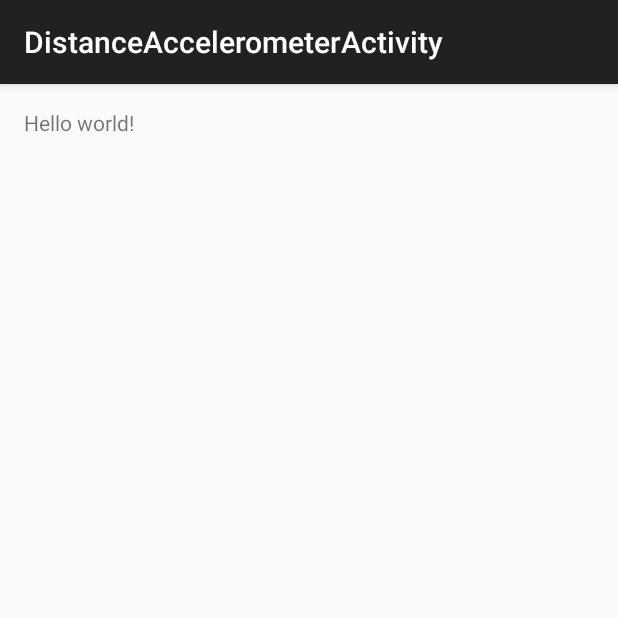
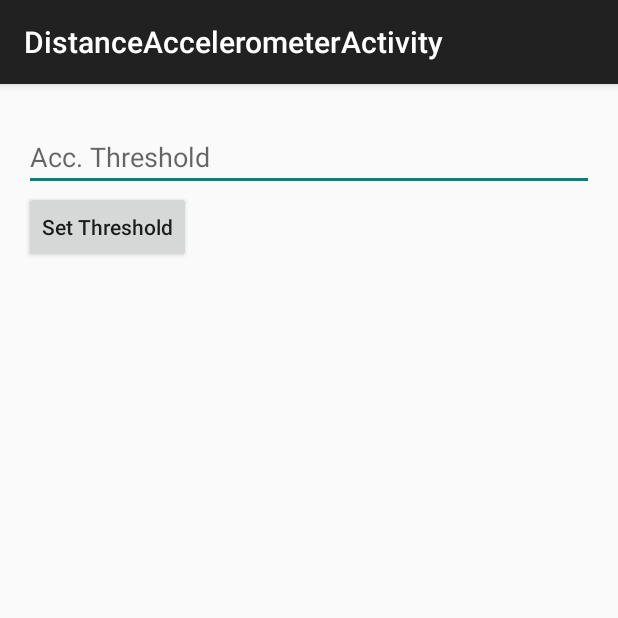
Before and after one commit to YnkDK/PP-Project2, an Android app: the DistanceAccelerometerActivity screen opened directly, with no data from a screen before it, on a phone screen of 412 x 824 dp, the top half of it. Run offline under Robolectric (Android 15) with nearby library versions, the phone set to English and light mode, and no system bars.

Commit message:
added acc gps

```diff
--- a/app/src/main/java/dk/au/pp13/positionfinder/DistanceAccelerometerActivity.java
+++ b/app/src/main/java/dk/au/pp13/positionfinder/DistanceAccelerometerActivity.java
@@ -1,17 +1,58 @@
 package dk.au.pp13.positionfinder;
 
+import android.content.Context;
+import android.hardware.Sensor;
+import android.hardware.SensorEvent;
+import android.hardware.SensorEventListener;
+import android.hardware.SensorManager;
 import android.support.v7.app.ActionBarActivity;
 import android.os.Bundle;
 import android.view.Menu;
 import android.view.MenuItem;
+import android.view.View;
+import android.widget.EditText;
+import android.widget.Toast;
 
 
-public class DistanceAccelerometerActivity extends ActionBarActivity {
+public class DistanceAccelerometerActivity extends ActionBarActivity implements SensorEventListener {
+
+    private SensorManager mSensorManager;
+    private Sensor mSensor;
+    private float lastX = 0, lastY = 0, lastZ = 0;
+    private float threshold;
+    private EditText thresholdText;
 
     @Override
     protected void onCreate(Bundle savedInstanceState) {
         super.onCreate(savedInstanceState);
         setContentView(R.layout.activity_distance_accelerometer);
+
+        mSensorManager = (SensorManager) getSystemService(Context.SENSOR_SERVICE);
+        mSensor = mSensorManager.getDefaultSensor(Sensor.TYPE_ACCELEROMETER);
+        mSensorManager.registerListener(this, mSensor, SensorManager.SENSOR_DELAY_UI);
+
+        thresholdText = (EditText) findViewById(R.id.inputFieldThreshold);
     }
 
+    @Override
+    public void onSensorChanged(SensorEvent sensorEvent) {
+        if(Math.abs(lastX - sensorEvent.values[0]) > threshold ||
+           Math.abs(lastY - sensorEvent.values[1]) > threshold ||
+           Math.abs(lastZ - sensorEvent.values[2]) > threshold) {
+            Toast.makeText(getBaseContext(), "MOVEMENT", Toast.LENGTH_SHORT).show();
+        }
+
+        lastX = sensorEvent.values[0];
+        lastY = sensorEvent.values[1];
+        lastZ = sensorEvent.values[2];
+    }
+
+    @Override
+    public void onAccuracyChanged(Sensor sensor, int i) {
+
+    }
+
+    public void setThreshold(View view) {
+        threshold = Integer.valueOf(thresholdText.getText().toString());
+    }
 }
--- a/app/src/main/res/layout/activity_distance_accelerometer.xml
+++ b/app/src/main/res/layout/activity_distance_accelerometer.xml
@@ -6,7 +6,21 @@
     android:paddingBottom="@dimen/activity_vertical_margin"
     tools:context="dk.au.pp13.positionfinder.DistanceAccelerometerActivity">
 
-    <TextView android:text="@string/hello_world" android:layout_width="wrap_content"
-        android:layout_height="wrap_content" />
+    <EditText
+        android:id="@+id/inputFieldThreshold"
+        android:layout_width="match_parent"
+        android:layout_height="wrap_content"
+        android:hint="Acc. Threshold"
+        android:layout_marginTop="10dp"
+        android:textSize="18sp"
+        android:inputType="number" />
+
+    <Button
+        android:layout_below="@+id/inputFieldThreshold"
+        android:layout_width="wrap_content"
+        android:layout_height="wrap_content"
+        android:text="Set Threshold"
+        android:textAllCaps="false"
+        android:onClick="setThreshold" />
 
 </RelativeLayout>
```
